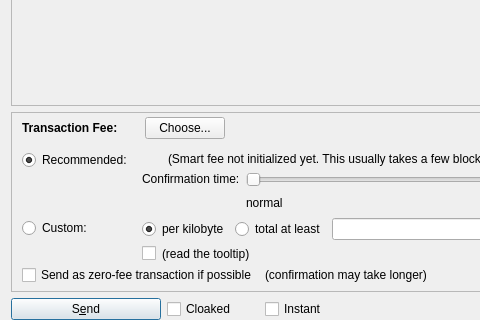
motioncrypto/motion, file src/qt/forms/sendcoinsdialog.ui: the form before one commit; both pictures show x 0 to 480 and y 206 to 526 of the 850 by 526 pixel window.
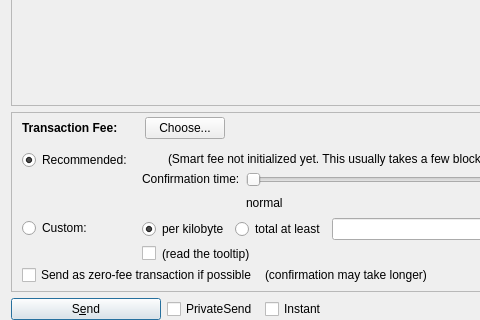
The form after the commit. Custom widgets are drawn as their Qt base class.

Patch:
```diff
--- a/src/qt/forms/sendcoinsdialog.ui
+++ b/src/qt/forms/sendcoinsdialog.ui
@@ -1350,7 +1350,7 @@
 										</size>
 									</property>
 									<property name="text">
-										<string>Cloaked</string>
+										<string>PrivateSend</string>
 									</property>
 									<property name="checked">
 										<bool>false</bool>
```
